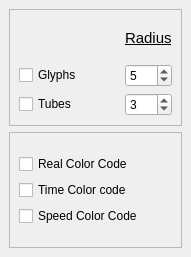
The window that Code/GUI/lib/Resources/TrackDockWidget.ui (gofigure2/GoFigure2) describes before a commit, drawn with Qt 5.
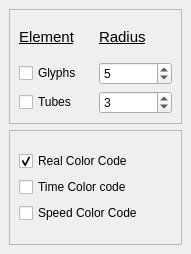
The same window after the commit.

Commit message:
BUG: regarding tracks with no polydata
TODO: fix leaks created with smartpointers
TODO: combination glyp tube buggy

The edit to the form file:
```diff
--- a/Code/GUI/lib/Resources/TrackDockWidget.ui
+++ b/Code/GUI/lib/Resources/TrackDockWidget.ui
@@ -10,7 +10,7 @@
     <x>0</x>
     <y>0</y>
     <width>191</width>
-    <height>257</height>
+    <height>254</height>
    </rect>
   </property>
   <property name="windowTitle">
@@ -30,17 +30,15 @@
        <item row="0" column="0">
         <layout class="QGridLayout" name="gridLayout">
          <item row="0" column="0">
-          <spacer name="horizontalSpacer">
-           <property name="orientation">
-            <enum>Qt::Horizontal</enum>
+          <widget class="QLabel" name="label_2">
+           <property name="text">
+            <string>&lt;!DOCTYPE HTML PUBLIC &quot;-//W3C//DTD HTML 4.0//EN&quot; &quot;http://www.w3.org/TR/REC-html40/strict.dtd&quot;&gt;
+&lt;html&gt;&lt;head&gt;&lt;meta name=&quot;qrichtext&quot; content=&quot;1&quot; /&gt;&lt;style type=&quot;text/css&quot;&gt;
+p, li { white-space: pre-wrap; }
+&lt;/style&gt;&lt;/head&gt;&lt;body style=&quot; font-family:'Ubuntu'; font-size:11pt; font-weight:400; font-style:normal;&quot;&gt;
+&lt;p style=&quot; margin-top:0px; margin-bottom:0px; margin-left:0px; margin-right:0px; -qt-block-indent:0; text-indent:0px;&quot;&gt;&lt;span style=&quot; text-decoration: underline;&quot;&gt;Element&lt;/span&gt;&lt;/p&gt;&lt;/body&gt;&lt;/html&gt;</string>
            </property>
-           <property name="sizeHint" stdset="0">
-            <size>
-             <width>40</width>
-             <height>20</height>
-            </size>
-           </property>
-          </spacer>
+          </widget>
          </item>
          <item row="0" column="1">
           <widget class="QLabel" name="label">
@@ -134,6 +132,9 @@
            <property name="text">
             <string>Real Color Code</string>
            </property>
+           <property name="checked">
+            <bool>true</bool>
+           </property>
            <property name="autoExclusive">
             <bool>true</bool>
            </property>
```
The commit also changes 2 other files.
